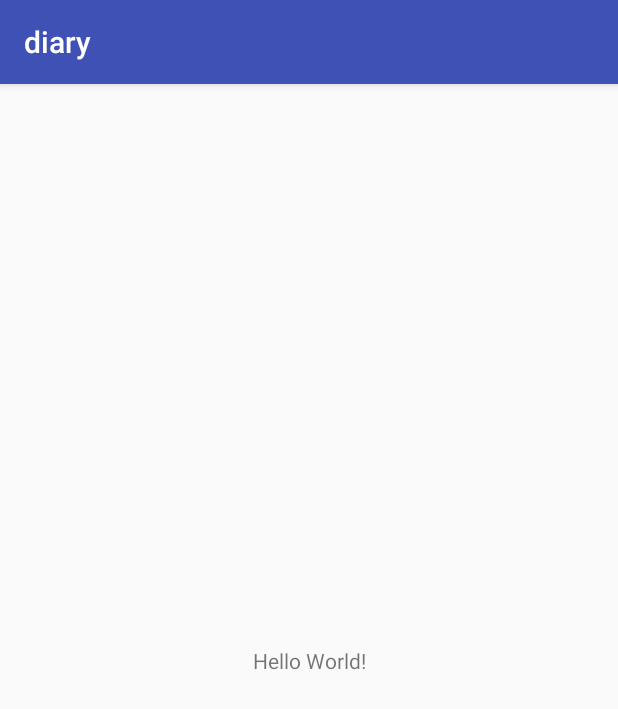
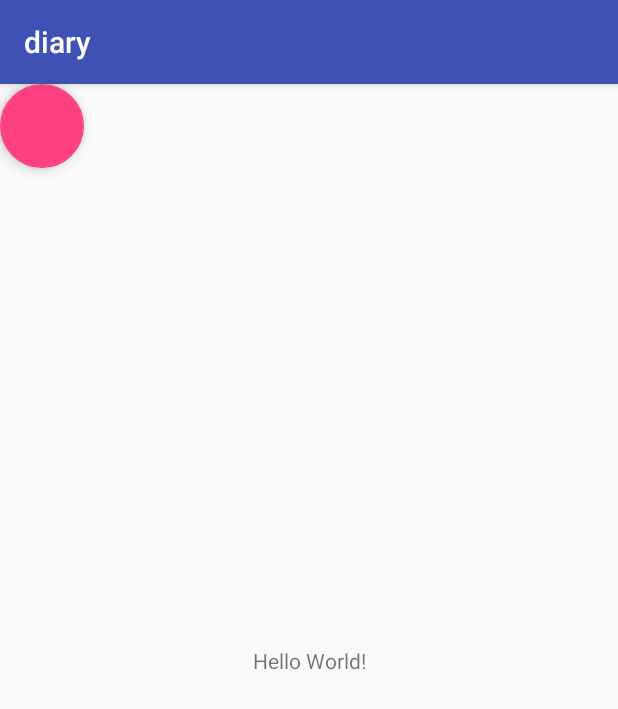
Before and after one commit to gmltbtngmltn/diary, an Android app: the screen it shows after launch (MainActivity), on a phone screen of 412 x 824 dp. Shown: the top 709 px of the screen. Run offline under Robolectric (Android 15) with nearby library versions, the phone set to English and light mode, and no system bars.

Commit message:
Merge branch 'master' of C:\Study\Android_Arduino_BT\diary with conflicts.

```diff
--- a/app/src/main/res/layout/activity_main.xml
+++ b/app/src/main/res/layout/activity_main.xml
@@ -16,4 +16,12 @@
         app:layout_constraintRight_toRightOf="parent"
         app:layout_constraintTop_toTopOf="parent" />
 
+    <android.support.design.widget.FloatingActionButton
+        android:id="@+id/fab"
+        android:layout_width="wrap_content"
+        android:layout_height="wrap_content"
+        android:layout_gravity="bottom|end"
+        android:layout_margin="@dimen/fab_margin"
+        app:srcCompat="" />
+
 </android.support.constraint.ConstraintLayout>
--- a/app/src/main/res/values/dimens.xml
+++ /dev/null
@@ -1,3 +0,0 @@
-<resources>
-    <dimen name="fab_margin">16dp</dimen>
-</resources>
--- a/app/src/main/res/values/strings.xml
+++ b/app/src/main/res/values/strings.xml
@@ -1,4 +1,5 @@
 <resources>
     <string name="app_name">diary</string>
+    <string name="title_activity_month_list_view">MonthListView</string>
     <string name="title_activity_write_diary">WriteDiary</string>
 </resources>
```
Also changed, not shown: app/src/main/java/edu/android/diary/MonthListView.java (added, +13 -0 lines), app/src/main/res/layout/activity_month_list_view.xml (added, +9 -0 lines).
